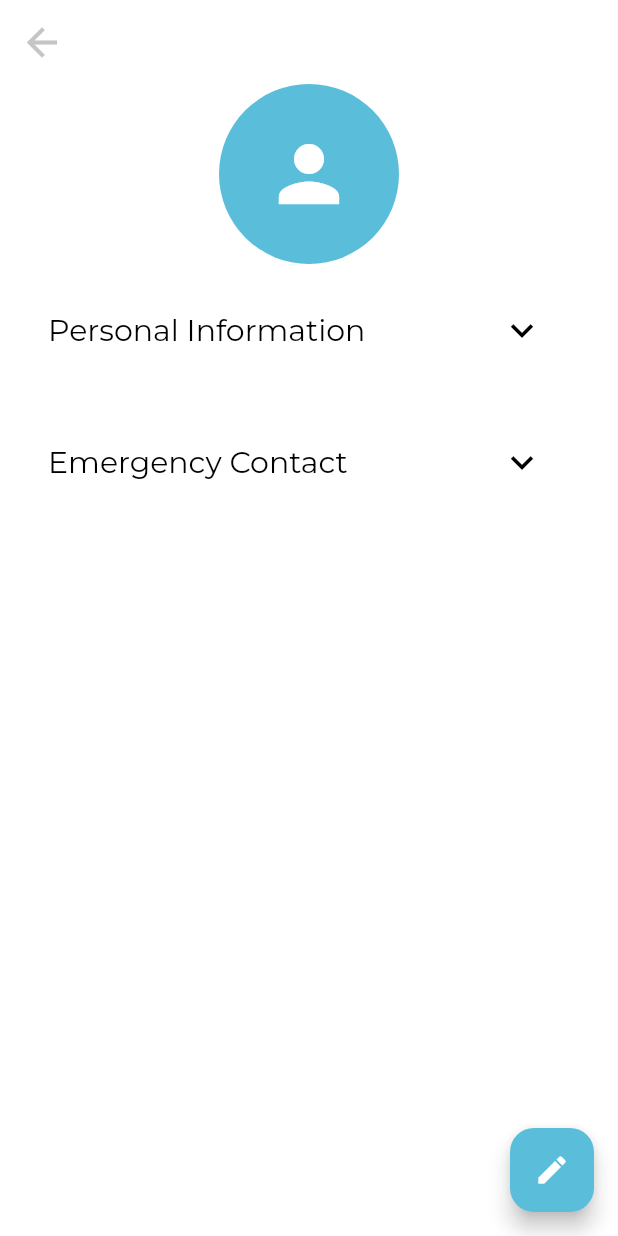
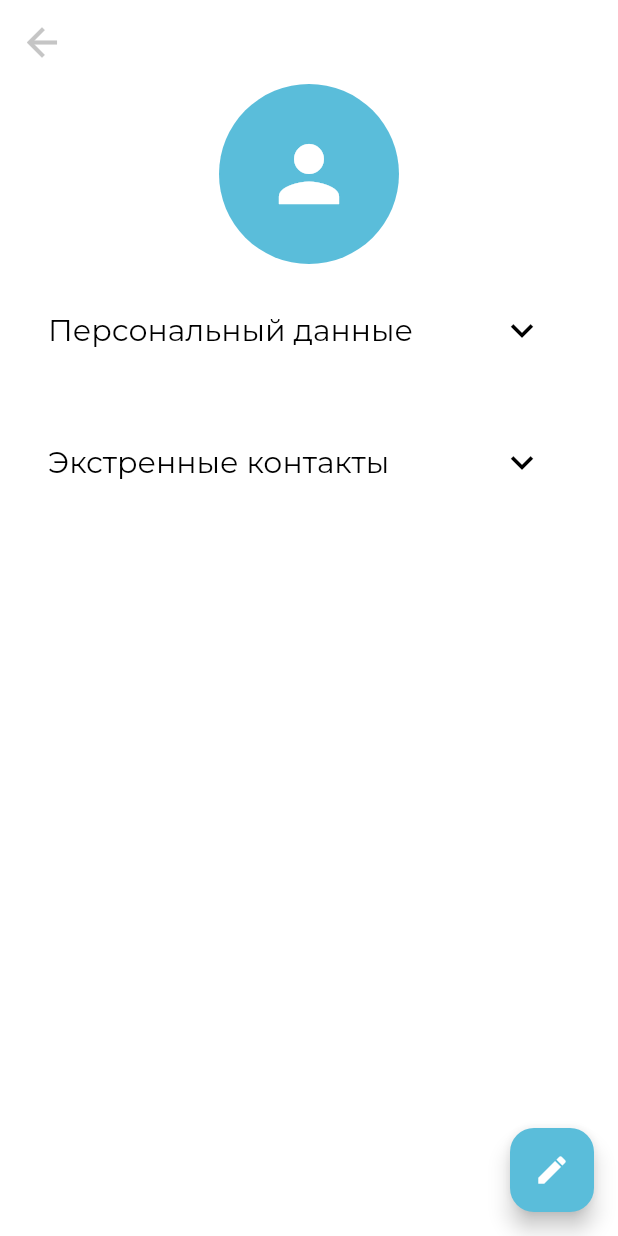
Before and after one commit to UCADevClub/HIS-mobile, a Flutter app: the AppDrawer screen opened by its route, after a tap on "Персональный данные", on a phone screen of 412 x 824 dp. Run offline on Flutter 3.47's test engine with Material 3 defaults, Android fonts, the phone set to English and light mode, and no system bars; our stand-ins replace auto_route, bloc, dartz, dio, equatable, flutter_bloc and 8 more; missing offline and left inert: country_flags; accounts and stored records are empty; generated files the repository leaves out were written again.

Commit message:
change language

```diff
--- a/lib/core/routes/app_router.dart
+++ b/lib/core/routes/app_router.dart
@@ -17,7 +17,7 @@ class AppRouter extends $AppRouter {
         AutoRoute(
           path: "/auth",
           page: AuthRoute.page,
-          guards: [authGuard],
+          // guards: [authGuard],
           // initial: true,
         ),
         AutoRoute(
--- a/lib/core/styles/theme/app_theme.dart
+++ b/lib/core/styles/theme/app_theme.dart
@@ -80,6 +80,17 @@ class AppTheme {
       backgroundColor: _lightColors.primaryColor,
       foregroundColor: _lightColors.white,
     ),
+    inputDecorationTheme: InputDecorationTheme(
+      border: InputBorder.none,
+      labelStyle: TextStyle(
+        color: _lightColors.grey,
+        fontSize: dimens.headlineMedium,
+      ),
+      hintStyle: TextStyle(
+        color: _lightColors.grey,
+        fontSize: dimens.headlineMedium,
+      ),
+    ),
   );
 
   static const _darkColors = appColorsDark;
--- a/lib/presentation/application/application.dart
+++ b/lib/presentation/application/application.dart
@@ -10,7 +10,12 @@ import 'package:his_mobile/presentation/bloc/auth_bloc/auth_bloc.dart';
 import 'package:his_mobile/presentation/bloc/user_info_bloc/user_info_bloc.dart';
 
 class HisMobile extends StatefulWidget {
-  const HisMobile({super.key});
+  const HisMobile({
+    super.key,
+    required this.initialLanguageCode,
+  });
+
+  final String initialLanguageCode;
 
   @override
   State<HisMobile> createState() => _HisMobileState();
@@ -30,6 +35,12 @@ class _HisMobileState extends State<HisMobile> {
     setState(() {
       _locale = locale;
     });
+  }
+
+  @override
+  initState() {
+    _locale = Locale(widget.initialLanguageCode, '');
+    super.initState();
   }
 
   @override
--- a/lib/presentation/pages/auth_page/auth_page.dart
+++ b/lib/presentation/pages/auth_page/auth_page.dart
@@ -23,8 +23,6 @@ class _AuthPageState extends State<AuthPage> with DialogHelper {
   final TextEditingController _loginController = TextEditingController();
   final TextEditingController _passwordController = TextEditingController();
 
-  // bool _checked = false;
-
   @override
   Widget build(BuildContext context) {
     return Scaffold(
@@ -36,7 +34,6 @@ class _AuthPageState extends State<AuthPage> with DialogHelper {
   Widget _buildBlocListener(BuildContext context) {
     return BlocListener<AuthBloc, AuthState>(
       listener: (context, state) {
-        print('State: ${state.status}');
         if (state.status == AuthStatus.loading) {
           EasyLoading.show(status: context.l10n.loading);
         } else {
--- a/lib/presentation/pages/home_page/home_page.dart
+++ b/lib/presentation/pages/home_page/home_page.dart
@@ -1,5 +1,6 @@
 import 'package:auto_route/auto_route.dart';
 import 'package:flutter/material.dart';
+import 'package:his_mobile/core/extensions/context_extension.dart';
 import 'package:his_mobile/presentation/pages/home_page/widgets/booking_content.dart';
 import 'package:his_mobile/presentation/pages/home_page/widgets/home_content.dart';
 import 'package:his_mobile/presentation/pages/home_page/widgets/medical_record_content.dart';
@@ -34,7 +35,7 @@ class _HomePageState extends State<HomePage> {
       key: _scaffoldKey,
       appBar: AppTopBar(
         scaffoldKey: _scaffoldKey,
-        title: 'Home',
+        title: context.l10n.home,
       ),
       body: PageView(
         controller: _pageController,
--- a/lib/presentation/pages/home_page/widgets/booking_content.dart
+++ b/lib/presentation/pages/home_page/widgets/booking_content.dart
@@ -1,4 +1,5 @@
 import 'package:flutter/material.dart';
+import 'package:his_mobile/core/extensions/context_extension.dart';
 
 class BookingContent extends StatelessWidget {
   const BookingContent({super.key});
@@ -6,7 +7,7 @@ class BookingContent extends StatelessWidget {
   @override
   Widget build(BuildContext context) {
     return Center(
-      child: Text('Booking'),
+      child: Text(context.l10n.booking),
     );
   }
 }
--- a/lib/presentation/pages/home_page/widgets/medical_record_content.dart
+++ b/lib/presentation/pages/home_page/widgets/medical_record_content.dart
@@ -1,4 +1,5 @@
 import 'package:flutter/material.dart';
+import 'package:his_mobile/core/extensions/context_extension.dart';
 import 'package:his_mobile/presentation/widgets/layout/swipe_bar.dart';
 
 String medicalReport = """
@@ -58,11 +59,11 @@ class MedicalRecordContent extends StatelessWidget {
               controller: _tabController,
               children: [
                 ListTile(
-                  title: Text('Короткий анализ'),
+                  title: Text(context.l10n.short_analysis),
                   onTap: () {},
                 ),
                 ListTile(
-                  title: Text('История болезни'),
+                  title: Text(context.l10n.illness_history),
                   onTap: () {
                     print('История болезни');
                   },
--- a/lib/presentation/widgets/buttons/change_language_button.dart
+++ b/lib/presentation/widgets/buttons/change_language_button.dart
@@ -1,6 +1,15 @@
-import 'package:flag/flag.dart';
+import 'package:country_flags/country_flags.dart';
 import 'package:flutter/material.dart';
 import 'package:his_mobile/core/extensions/context_extension.dart';
+import 'package:shared_preferences/shared_preferences.dart';
+
+class Language {
+  final String code;
+  final String countryCode;
+  final String name;
+
+  Language(this.code, this.countryCode, this.name);
+}
 
 class ChangeLanguageButton extends StatefulWidget {
   const ChangeLanguageButton({super.key});
@@ -10,80 +19,94 @@ class ChangeLanguageButton extends StatefulWidget {
 }
 
 class _ChangeLanguageButtonState extends State<ChangeLanguageButton> {
-  String dropdownValue = 'Russian';
+  String dropdownValue = 'ru';
 
   @override
   void initState() {
-    WidgetsBinding.instance.addPostFrameCallback((_) {
+    super.initState();
+    loadLanguagePreference().then((language) {
       setState(() {
-        String languageCode = Localizations.localeOf(context).languageCode;
-        String language = languageCodes[languageCode] ?? 'Russian';
-
         dropdownValue = language;
       });
     });
-    super.initState();
   }
 
-  //TODO: Add localization to this
-  Map<String, String> languageCodes = {
-    'us': 'English',
-    'ru': 'Russian',
-    'kg': 'Kyrgyz',
+  Future<void> saveLanguagePreference(String languageCode) async {
+    SharedPreferences prefs = await SharedPreferences.getInstance();
+    await prefs.setString('languageCode', languageCode);
+  }
+
+  Future<String> loadLanguagePreference() async {
+    SharedPreferences prefs = await SharedPreferences.getInstance();
+    String? languageCode = prefs.getString('languageCode');
+    return languageCode ?? 'ru';
+  }
+
+  void changeLanguage(String languageCode, BuildContext context) {
+    Map<String, Locale> languageCodeToLocale = {
+      'en': const Locale('en', 'US'),
+      'ru': const Locale('ru', 'RU'),
+      'ky': const Locale('ky', 'KG'),
     };
 
-  void changeLanguage(String languageCode) {
-    Locale locale;
-    switch (languageCode) {
-      case 'English':
-        locale = const Locale('en', 'US');
-        break;
-      case 'Russian':
-        locale = const Locale('ru', 'RU');
-        break;
-      case 'Kyrgyz':
-        locale = const Locale('ky', 'KG');
-        break;
-      default:
-        locale = Locale('en', 'US');
-    }
+    dropdownValue = languageCode;
+
+    Locale locale = languageCodeToLocale[languageCode]!;
     context.setLocale(locale);
+    saveLanguagePreference(languageCode);
   }
 
   @override
   Widget build(BuildContext context) {
+    List<Language> languages = [
+      Language('en', 'us', context.l10n.english),
+      Language('ru', 'ru', context.l10n.russian),
+      Language('ky', 'kg', context.l10n.kyrgyz),
+    ];
     final theme = Theme.of(context);
-    return DropdownButtonHideUnderline(
-      child: DropdownButton<String>(
-        value: dropdownValue,
+    return DropdownButton<String>(
+      hint: Row(
+        children: <Widget>[
+          CountryFlag.fromCountryCode(
+            languages
+                .firstWhere((lang) => lang.code == dropdownValue)
+                .countryCode,
+            height: 20,
+            width: 20,
+          ),
+          const SizedBox(width: 8),
+          Text(languages.firstWhere((lang) => lang.code == dropdownValue).name)
+        ],
+      ),
       iconSize: 0,
       elevation: 16,
       style: theme.textTheme.headlineSmall,
       onChanged: (String? newLanguage) {
         setState(() {
           dropdownValue = newLanguage!;
-            changeLanguage(newLanguage);
+
+          var languageCode =
+              languages.firstWhere((lang) => lang.name == newLanguage).code;
+
+          changeLanguage(languageCode, context);
         });
       },
-        items: languageCodes.entries.map<DropdownMenuItem<String>>((entry) {
-          String language = entry.value;
-          String countryCode = entry.key;
-          return DropdownMenuItem<String>(
-            value: language,
+      items: languages.map<DropdownMenuItem<String>>((lang) {
+        return DropdownMenuItem(
+          value: lang.name,
           child: Row(
             children: <Widget>[
-                Flag.fromString(
-                  countryCode,
+              CountryFlag.fromCountryCode(
+                lang.countryCode,
                 height: 20,
                 width: 20,
               ),
               const SizedBox(width: 8),
-                Text(language),
+              Text(lang.name),
             ],
           ),
         );
       }).toList(),
-      ),
     );
   }
 }
--- a/lib/presentation/widgets/layout/app_drawer.dart
+++ b/lib/presentation/widgets/layout/app_drawer.dart
@@ -70,7 +70,7 @@ class _AppDrawerState extends State<AppDrawer> {
           ),
           const ChangeLanguageButton(),
           AppTextButton(
-            title: context.l10n.personal_details,
+            title: context.l10n.personal_information,
             icon: Icons.person,
             onPressed: () {
               context.router.pushNamed('/profile');
--- a/lib/presentation/widgets/profile/emergency_contact.dart
+++ b/lib/presentation/widgets/profile/emergency_contact.dart
@@ -1,4 +1,5 @@
 import 'package:flutter/material.dart';
+import 'package:his_mobile/core/extensions/context_extension.dart';
 import 'package:his_mobile/presentation/widgets/forms/drop_down_field.dart';
 import 'package:his_mobile/presentation/widgets/forms/editable_field.dart';
 
@@ -36,23 +37,23 @@ class _EmergencyContactState extends State<EmergencyContact> {
   @override
   Widget build(BuildContext context) {
     return DropDownField(
-      title: 'Emergency Contact',
+      title: context.l10n.emergency_contact,
       children: [
         EditableField(
           controller: _nameController,
-          title: 'Имя',
+          title: context.l10n.name,
         ),
         EditableField(
           controller: _surnameController,
-          title: 'Фамилия',
+          title: context.l10n.surname,
         ),
         EditableField(
           controller: _patronymicController,
-          title: 'Отчество',
+          title: context.l10n.patronymic,
         ),
         EditableField(
           controller: _phoneNumberController,
-          title: 'Номер Телефона',
+          title: context.l10n.phone_number,
         ),
       ],
     );
--- a/lib/presentation/widgets/profile/personal_information.dart
+++ b/lib/presentation/widgets/profile/personal_information.dart
@@ -1,4 +1,5 @@
 import 'package:flutter/material.dart';
+import 'package:his_mobile/core/extensions/context_extension.dart';
 import 'package:his_mobile/presentation/widgets/forms/drop_down_field.dart';
 import 'package:his_mobile/presentation/widgets/forms/editable_field.dart';
 
@@ -23,7 +24,15 @@ class _PersonalInformationState extends State<PersonalInformation> {
 
   @override
   void initState() {
-    _nameController.text;
+    _nameController.text = "Рамиль";
+    _surnameController.text = "Салихар";
+    _patronymicController.text = "Ринатович";
+    _innController.text = "123456789012";
+    _birthDateController.text = "01.12.1233";
+    _genderController.text = "Мужской";
+    _maritalStatusController.text = "Женат";
+    _emailController.text = "example@gmail.com";
+    _phoneNumberController.text = "+7 999 999 99 99";
     super.initState();
   }
 
@@ -36,45 +45,45 @@ class _PersonalInformationState extends State<PersonalInformation> {
   @override
   Widget build(BuildContext context) {
     return DropDownField(
-      title: 'Personal Information',
+      title: context.l10n.personal_information,
       children: [
         EditableField(
           controller: _innController,
-          title: 'ИНН',
+          title: context.l10n.inn,
           isEditable: false,
         ),
         EditableField(
           controller: _birthDateController,
-          title: 'Дата Рождения',
+          title: context.l10n.date_of_birth,
           isEditable: false,
         ),
         EditableField(
           controller: _nameController,
-          title: 'Имя',
+          title: context.l10n.name,
         ),
         EditableField(
           controller: _surnameController,
-          title: 'Фамилия',
+          title: context.l10n.surname,
         ),
         EditableField(
           controller: _patronymicController,
-          title: 'Отчество',
+          title: context.l10n.patronymic,
         ),
         EditableField(
           controller: _genderController,
-          title: 'Пол',
+          title: context.l10n.gender,
         ),
         EditableField(
           controller: _maritalStatusController,
-          title: 'Семейное положение',
+          title: context.l10n.marital_status,
         ),
         EditableField(
           controller: _emailController,
-          title: 'Электроная почта',
+          title: context.l10n.email,
         ),
         EditableField(
           controller: _phoneNumberController,
-          title: 'Номер Телефона',
+          title: context.l10n.phone_number,
         ),
       ],
     );
--- a/pubspec.yaml
+++ b/pubspec.yaml
@@ -33,7 +33,8 @@ dependencies:
   internet_connection_checker: ^1.0.0+1
   flutter_easyloading: ^3.0.5
   provider: ^6.1.2
-  flag: ^7.0.0
+  country_flags: ^2.2.0
+  shared_preferences: ^2.2.3
 
 dev_dependencies:
   flutter_test:
```
Also changed, not shown: lib/core/localization/app_en.arb (+31 -5 lines), lib/core/localization/app_ky.arb (+30 -5 lines), lib/core/localization/app_ru.arb (+30 -5 lines), lib/main.dart (+6 -1 lines), lib/presentation/pages/profile_page/medical_data_page.dart (+8 -7 lines), lib/presentation/widgets/layout/swipe_bar.dart (+3 -6 lines), pubspec.lock. Lines whose indentation alone changed are shown as unchanged.
